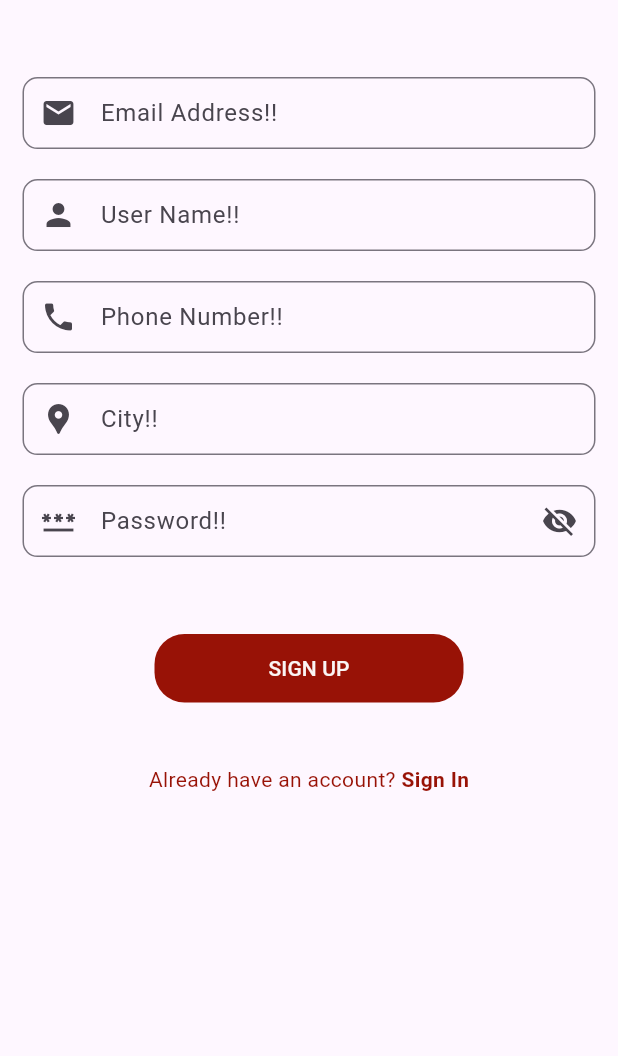
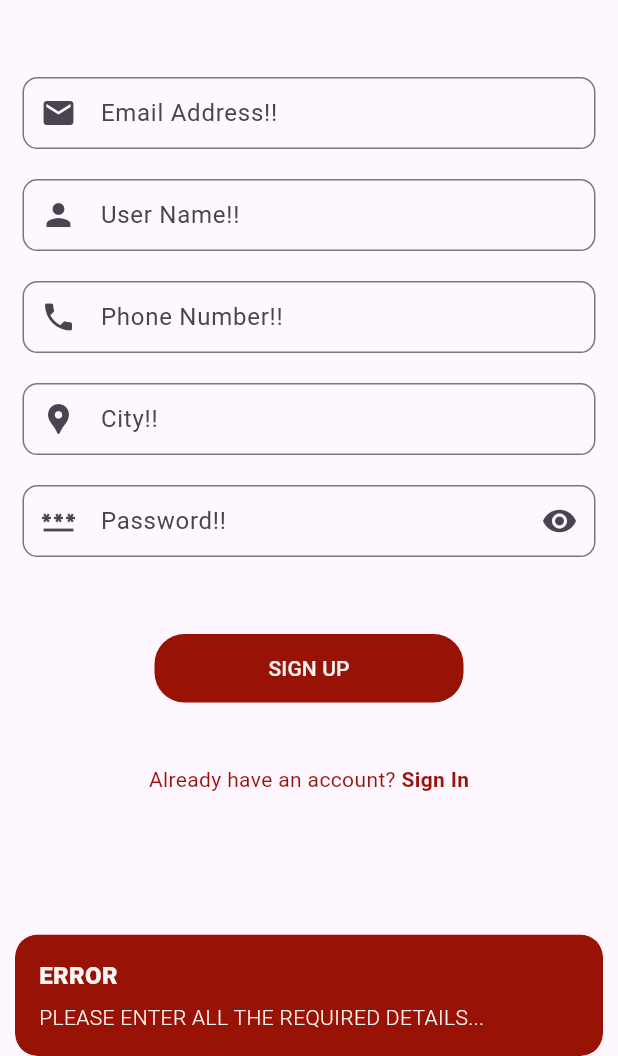
Before and after one commit to hanzala5225/Electro-Rent, a Flutter app: the SignUpScreen screen opened directly, after a tap on "SIGN UP", on a phone screen of 412 x 824 dp, the part 180-1236 px from its top. Run offline on Flutter 3.47's test engine with Material 3 defaults, Android fonts, the phone set to English and light mode, and no system bars; our stand-ins replace cloud_firestore, firebase_auth, firebase_core, flutter_easyloading, flutter_keyboard_visibility, get and 3 more; missing offline and left inert: dart:ffi; accounts and stored records are empty.

Commit message:
Creating user with email & password firebase // adding SignUpController in SignUpScreen

```diff
--- a/lib/screens/auth_ui/Sign_up_screen.dart
+++ b/lib/screens/auth_ui/Sign_up_screen.dart
@@ -1,5 +1,9 @@
+import 'dart:ffi';
+
+import 'package:electro_rent/controllers/sign_up_controller.dart';
 import 'package:electro_rent/screens/auth_ui/sign_in_screen.dart';
 import 'package:electro_rent/utils/app_constant.dart';
+import 'package:firebase_auth/firebase_auth.dart';
 import 'package:flutter/material.dart';
 import 'package:flutter_keyboard_visibility/flutter_keyboard_visibility.dart';
 import 'package:get/get.dart';
@@ -12,6 +16,17 @@ class SignUpScreen extends StatefulWidget {
 }
 
 class _SignInScreenState extends State<SignUpScreen> {
+
+  // adding signup controller in this screen
+  final SignUpController signUpController = Get.put(SignUpController());
+
+  TextEditingController username = TextEditingController();
+  TextEditingController userEmail = TextEditingController();
+  TextEditingController userPhone = TextEditingController();
+  TextEditingController userCity = TextEditingController();
+  TextEditingController userPassword = TextEditingController();
+
+
   @override
   Widget build(BuildContext context) {
     return KeyboardVisibilityBuilder(
@@ -20,7 +35,7 @@ class _SignInScreenState extends State<SignUpScreen> {
             appBar: AppBar(
               backgroundColor: AppConstant.appSecondaryColor,
               centerTitle: true,
-              title: Text("Sign Up..",
+              title: const Text("Sign Up..",
                 style: TextStyle(
                   color: AppConstant.appTextColor,),
               ),
@@ -35,7 +50,7 @@ class _SignInScreenState extends State<SignUpScreen> {
                     ),
                     Container(
                       alignment: Alignment.center,
-                        child: Text('Wecome To Electro-Rent',
+                        child: const Text('Wecome To Electro-Rent',
                             style: TextStyle(
                                 color: AppConstant.appSecondaryColor,
                                 fontWeight: FontWeight.bold, fontSize: 16.0,
@@ -52,6 +67,10 @@ class _SignInScreenState extends State<SignUpScreen> {
                       child: Padding(
                         padding: const EdgeInsets.all(10.0),
                         child: TextFormField(
+
+                          // giving controller to each field to store data
+                        controller: userEmail,
+
                           cursorColor: AppConstant.appSecondaryColor,
                           keyboardType: TextInputType.emailAddress,
                           decoration: InputDecoration(
@@ -72,6 +91,10 @@ class _SignInScreenState extends State<SignUpScreen> {
                       child: Padding(
                         padding: const EdgeInsets.all(10.0),
                         child: TextFormField(
+
+                          // giving controller to each field to store data
+                        controller: username,
+
                           cursorColor: AppConstant.appSecondaryColor,
                           keyboardType: TextInputType.name,
                           decoration: InputDecoration(
@@ -92,6 +115,10 @@ class _SignInScreenState extends State<SignUpScreen> {
                       child: Padding(
                         padding: const EdgeInsets.all(10.0),
                         child: TextFormField(
+
+                          // giving controller to each field to store data
+                        controller: userPhone,
+
                           cursorColor: AppConstant.appSecondaryColor,
                           keyboardType: TextInputType.phone,
                           decoration: InputDecoration(
@@ -112,6 +139,10 @@ class _SignInScreenState extends State<SignUpScreen> {
                       child: Padding(
                         padding: const EdgeInsets.all(10.0),
                         child: TextFormField(
+
+                          // giving controller to each field to store data
+                        controller: userCity,
+
                           cursorColor: AppConstant.appSecondaryColor,
                           keyboardType: TextInputType.streetAddress,
                           decoration: InputDecoration(
@@ -131,18 +162,36 @@ class _SignInScreenState extends State<SignUpScreen> {
                       width: Get.width,
                       child: Padding(
                         padding: const EdgeInsets.all(10.0),
-                        child: TextFormField(
+                        child: Obx(()=> TextFormField(
+
+                          // giving controller to each field to store data
+                          controller: userPassword,
+
+                          obscureText: signUpController.isPasswordVisible.value,
+
                           cursorColor: AppConstant.appSecondaryColor,
                           keyboardType: TextInputType.visiblePassword,
                           decoration: InputDecoration(
                             hintText: "Password!!",
                             prefixIcon: Icon(Icons.password),
-                            suffixIcon: Icon(Icons.visibility_off),
+
+                            // making icon clickable
+                            suffixIcon: GestureDetector(
+                              onTap: () {
+                                signUpController.isPasswordVisible.toggle();
+                              },
+                                child: signUpController.isPasswordVisible.value ?
+                                Icon(Icons.visibility_off)
+                                    : Icon(Icons.visibility)
+                            ),
+
+
                             contentPadding: EdgeInsets.only(top: 2.0, left: 8.0),
                             border: OutlineInputBorder(
                               borderRadius: BorderRadius.circular(10.0),
                             ),
                           ),
+                        ),
                         ),
                       ),
                     ),
@@ -160,11 +209,49 @@ class _SignInScreenState extends State<SignUpScreen> {
                           borderRadius: BorderRadius.circular(20.0),
                         ),
                         child: TextButton(
-                          child: Text('SIGN UP',
+                          child: const Text('SIGN UP',
                             style: TextStyle(
                                 color: AppConstant.appTextColor),
                           ),
-                          onPressed: () {},
+
+                          onPressed: () async {
+                            String name = username.text.trim();
+                            String email = userEmail.text.trim();
+                            String phone = userPhone.text.trim();
+                            String city = userCity.text.trim();
+                            String password = userPassword.text.trim();
+                            String userDeviceToken = '';
+
+                            if(name.isEmpty || email.isEmpty || phone.isEmpty || city.isEmpty || phone.isEmpty || password.isEmpty)
+                              {
+                                Get.snackbar("ERROR", "PLEASE ENTER ALL THE REQUIRED DETAILS...",
+                                  snackPosition: SnackPosition.BOTTOM,
+                                  backgroundColor: AppConstant.appSecondaryColor,
+                                  colorText: AppConstant.appTextColor,
+                                );
+                              }
+                            else{
+                              UserCredential? userCredential =
+                              await signUpController.signUpMethod(
+                                  name,
+                                  email,
+                                  phone,
+                                  city,
+                                  password,
+                                  userDeviceToken
+                              );
+                              if(userCredential != null){
+                                Get.snackbar("VERIFICATION EMAIL SENT!!", "PLEASE CHECK YOUR EMAIL...",
+                                  snackPosition: SnackPosition.BOTTOM,
+                                  backgroundColor: AppConstant.appSecondaryColor,
+                                  colorText: AppConstant.appTextColor,
+                                );
+                                FirebaseAuth.instance.signOut();
+                                Get.offAll(()=> const SignInScreen());
+                              }
+                            }
+                          },
+
                         ),
                       ),
                     ),
@@ -176,13 +263,13 @@ class _SignInScreenState extends State<SignUpScreen> {
                     Row(
                       mainAxisAlignment: MainAxisAlignment.center,
                       children: [
-                        Text("Already have an account? ",
+                        const Text("Already have an account? ",
                           style: TextStyle(
                               color: AppConstant.appSecondaryColor),
                         ),
                         GestureDetector(
                           onTap: ()=> Get.offAll(() => SignInScreen()),
-                          child: Text("Sign In",
+                          child: const Text("Sign In",
                             style: TextStyle(
                                 color: AppConstant.appSecondaryColor,
                                 fontWeight: FontWeight.bold),
```
